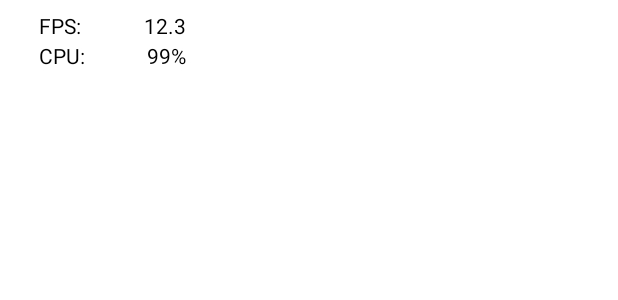
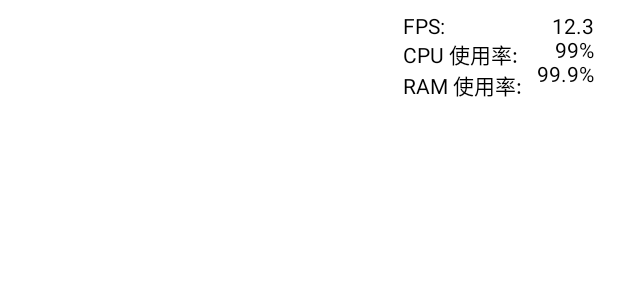
Before and after one commit to lotus-root-monster/bad-camera-application, an Android app built with Jetpack Compose: the @Preview function DisplayPerformancePreview, on a phone screen of 412 x 824 dp. Shown: the top 300 px of the screen. Run offline under Robolectric (Android 15) with nearby library versions, the phone set to English and light mode, and no system bars; our stand-ins replace Navigation 3; libraries missing offline, so code that uses them is left out: androidx.hilt.lifecycle.

Commit message:
RAMの使用率も表示させてみる

```diff
--- a/app/src/main/java/com/example/badcameraapplication/ui/MainScreen.kt
+++ b/app/src/main/java/com/example/badcameraapplication/ui/MainScreen.kt
@@ -1,10 +1,12 @@
 package com.example.badcameraapplication.ui
 
+import android.content.Context
 import androidx.compose.foundation.background
 import androidx.compose.foundation.layout.Arrangement
 import androidx.compose.foundation.layout.Box
 import androidx.compose.foundation.layout.Column
 import androidx.compose.foundation.layout.Row
+import androidx.compose.foundation.layout.Spacer
 import androidx.compose.foundation.layout.fillMaxSize
 import androidx.compose.foundation.layout.fillMaxWidth
 import androidx.compose.foundation.layout.padding
@@ -15,9 +17,11 @@ import androidx.compose.material3.Button
 import androidx.compose.material3.Text
 import androidx.compose.runtime.Composable
 import androidx.compose.runtime.getValue
+import androidx.compose.runtime.remember
 import androidx.compose.ui.Alignment
 import androidx.compose.ui.Modifier
 import androidx.compose.ui.graphics.Color
+import androidx.compose.ui.platform.LocalContext
 import androidx.compose.ui.tooling.preview.Preview
 import androidx.compose.ui.unit.dp
 import androidx.hilt.lifecycle.viewmodel.compose.hiltViewModel
@@ -28,6 +32,7 @@ import androidx.navigation3.runtime.NavKey
 import androidx.navigation3.runtime.entryProvider
 import androidx.navigation3.runtime.rememberNavBackStack
 import androidx.navigation3.ui.NavDisplay
+import com.example.badcameraapplication.core.performance.MemoryMonitor
 import com.example.badcameraapplication.ui.camera.CameraNavKey
 import com.example.badcameraapplication.ui.camera.cameraScreen
 import kotlinx.serialization.Serializable
@@ -35,13 +40,24 @@ import kotlinx.serialization.Serializable
 @Composable
 fun MainScreen(
     viewModel: MainViewModel = hiltViewModel(),
+    context: Context = LocalContext.current,
 ) {
     val state by viewModel.state.collectAsStateWithLifecycle()
+    val memoryMonitor = remember {
+        MemoryMonitor(
+            context = context,
+            fetchRamUsage = viewModel::fetchRamUsage,
+        )
+    }
     val backStack = rememberNavBackStack(RootNavKey)
 
     LifecycleStartEffect(Unit) {
         viewModel.onStart()
-        onStopOrDispose { viewModel.onStop() }
+        memoryMonitor.startMonitoring()
+        onStopOrDispose {
+            viewModel.onStop()
+            memoryMonitor.stopMonitoring()
+        }
     }
 
     Box(
@@ -59,6 +75,7 @@ fun MainScreen(
         DisplayPerformance(
             latestFps = state.latestFps,
             latestCpuUsage = state.latestCpuUsage,
+            latestRam = state.latestRam,
             modifier = Modifier
                 .align(Alignment.TopEnd)
                 .safeDrawingPadding(),
@@ -98,11 +115,13 @@ private fun RootScreen(
 private fun DisplayPerformance(
     latestFps: Double,
     latestCpuUsage: Long,
+    latestRam: Double,
     modifier: Modifier = Modifier,
 ) {
+    Row(modifier = modifier.fillMaxWidth()) {
+        Spacer(modifier = Modifier.weight(1f))
         Column(
-        modifier = modifier
-            .width(140.dp)
+            modifier = Modifier
                 .background(
                     color = Color.White.copy(alpha = 0.5f),
                     shape = RoundedCornerShape(
@@ -113,25 +132,25 @@ private fun DisplayPerformance(
                     )
                 )
                 .padding(
-                start = 26.dp,
+                    start = 32.dp,
                     end = 16.dp
                 )
                 .padding(vertical = 10.dp),
             verticalArrangement = Arrangement.spacedBy(4.dp),
         ) {
-        Row(
-            modifier = Modifier.fillMaxWidth(),
-            horizontalArrangement = Arrangement.SpaceBetween,
-        ) {
+            Row {
+                Column {
                     Text(text = "FPS:")
+                    Text(text = "CPU 使用率:")
+                    Text(text = "RAM 使用率:")
+                }
+                Spacer(modifier = Modifier.width(10.dp))
+                Column(horizontalAlignment = Alignment.End) {
                     Text(text = "%2.1f".format(latestFps))
+                    Text(text = "%3d%%".format(latestCpuUsage))
+                    Text(text = "%2.1f%%".format(latestRam))
                 }
-        Row(
-            modifier = Modifier.fillMaxWidth(),
-            horizontalArrangement = Arrangement.SpaceBetween,
-        ) {
-            Text(text = "CPU:")
-            Text(text = "%3d%%".format(latestCpuUsage))
+            }
         }
     }
 }
@@ -142,5 +161,6 @@ private fun DisplayPerformancePreview() {
     DisplayPerformance(
         latestFps = 12.345678,
         latestCpuUsage = 99,
+        latestRam = 99.9,
     )
 }
```
Also changed, not shown: app/src/main/java/com/example/badcameraapplication/core/performance/CpuMonitor.kt (+3 -4 lines), app/src/main/java/com/example/badcameraapplication/core/performance/MemoryMonitor.kt (added, +47 -0 lines), app/src/main/java/com/example/badcameraapplication/ui/MainViewModel.kt (+8 -1 lines), app/src/main/java/com/example/badcameraapplication/ui/camera/util/CameraButtons.kt (+11 -1 lines). Lines whose indentation alone changed are shown as unchanged.
